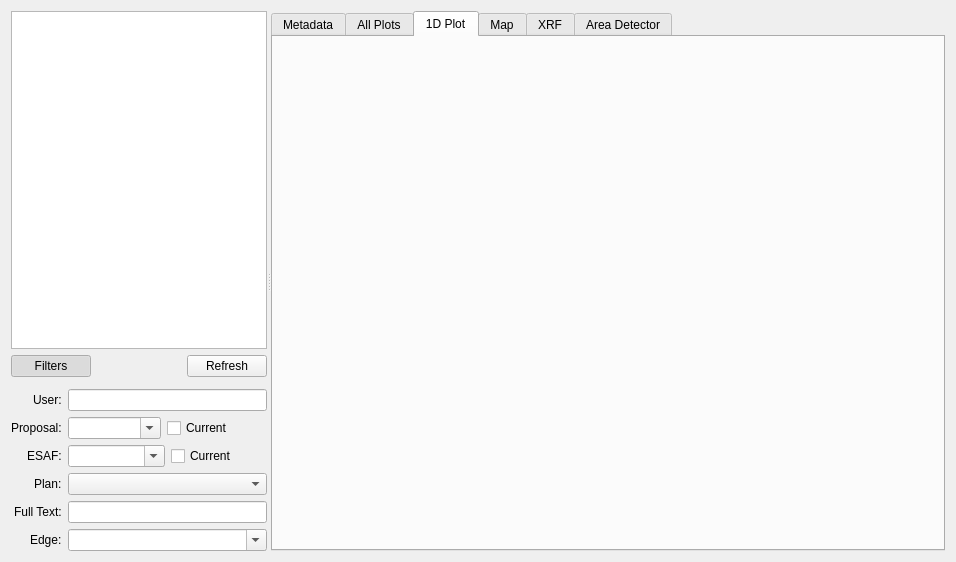
Above: firefly/run_browser.ui from spc-group/haven before the change. Below: the same form after it.
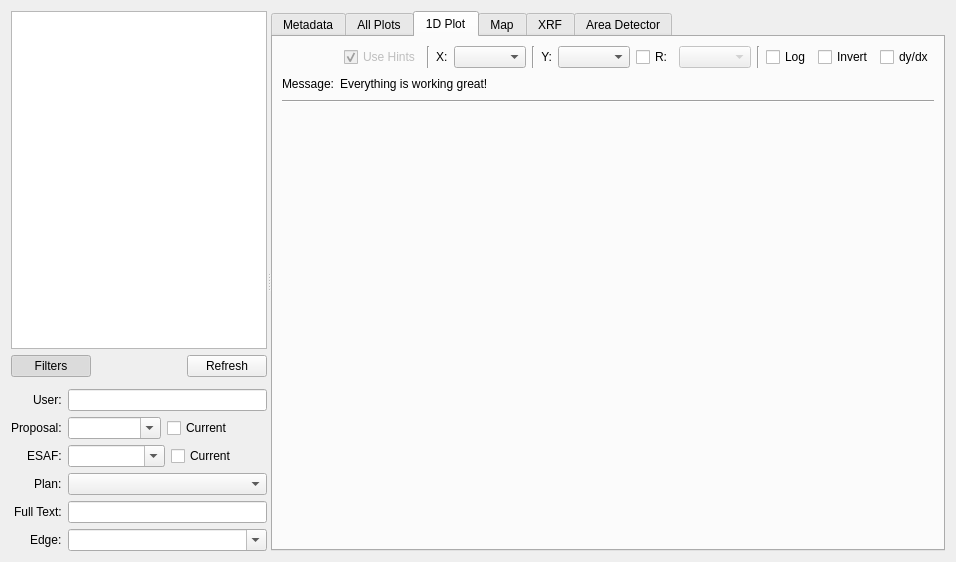
That is the form after the change. The open tabs and pages were chosen to show the change. Custom widgets are drawn as their Qt base class.

Commit message: Added basic 1D plotting capability to the run browser.

Patch:
```diff
--- a/firefly/run_browser.ui
+++ b/firefly/run_browser.ui
@@ -328,11 +328,197 @@
       </widget>
       <widget class="QWidget" name="plot_1d_tab">
        <property name="enabled">
-        <bool>false</bool>
+        <bool>true</bool>
        </property>
        <attribute name="title">
         <string>1D Plot</string>
        </attribute>
+       <layout class="QVBoxLayout" name="verticalLayout_6">
+        <item>
+         <layout class="QHBoxLayout" name="horizontalLayout">
+          <item>
+           <spacer name="horizontalSpacer_2">
+            <property name="orientation">
+             <enum>Qt::Horizontal</enum>
+            </property>
+            <property name="sizeHint" stdset="0">
+             <size>
+              <width>40</width>
+              <height>20</height>
+             </size>
+            </property>
+           </spacer>
+          </item>
+          <item>
+           <widget class="QCheckBox" name="checkBox_2">
+            <property name="enabled">
+             <bool>false</bool>
+            </property>
+            <property name="text">
+             <string>Use Hints</string>
+            </property>
+            <property name="checked">
+             <bool>true</bool>
+            </property>
+           </widget>
+          </item>
+          <item>
+           <widget class="Line" name="line_3">
+            <property name="orientation">
+             <enum>Qt::Vertical</enum>
+            </property>
+           </widget>
+          </item>
+          <item>
+           <layout class="QHBoxLayout" name="horizontalLayout_6">
+            <item>
+             <widget class="QLabel" name="signal_x_label">
+              <property name="text">
+               <string>X:</string>
+              </property>
+             </widget>
+            </item>
+            <item>
+             <widget class="QComboBox" name="signal_x_combobox"/>
+            </item>
+           </layout>
+          </item>
+          <item>
+           <widget class="Line" name="line">
+            <property name="orientation">
+             <enum>Qt::Vertical</enum>
+            </property>
+           </widget>
+          </item>
+          <item>
+           <layout class="QHBoxLayout" name="horizontalLayout_5">
+            <item>
+             <widget class="QLabel" name="label_7">
+              <property name="text">
+               <string>Y:</string>
+              </property>
+              <property name="alignment">
+               <set>Qt::AlignRight|Qt::AlignTrailing|Qt::AlignVCenter</set>
+              </property>
+             </widget>
+            </item>
+            <item>
+             <widget class="QComboBox" name="signal_y_combobox"/>
+            </item>
+           </layout>
+          </item>
+          <item>
+           <layout class="QHBoxLayout" name="horizontalLayout_4">
+            <item>
+             <widget class="QCheckBox" name="signal_r_checkbox">
+              <property name="enabled">
+               <bool>true</bool>
+              </property>
+              <property name="text">
+               <string>R:</string>
+              </property>
+              <property name="checked">
+               <bool>false</bool>
+              </property>
+             </widget>
+            </item>
+            <item>
+             <widget class="QComboBox" name="signal_r_combobox">
+              <property name="enabled">
+               <bool>false</bool>
+              </property>
+             </widget>
+            </item>
+           </layout>
+          </item>
+          <item>
+           <widget class="Line" name="line_2">
+            <property name="orientation">
+             <enum>Qt::Vertical</enum>
+            </property>
+           </widget>
+          </item>
+          <item>
+           <widget class="QCheckBox" name="logarithm_checkbox">
+            <property name="enabled">
+             <bool>true</bool>
+            </property>
+            <property name="text">
+             <string>Log</string>
+            </property>
+           </widget>
+          </item>
+          <item>
+           <widget class="QCheckBox" name="invert_checkbox">
+            <property name="enabled">
+             <bool>true</bool>
+            </property>
+            <property name="text">
+             <string>Invert</string>
+            </property>
+           </widget>
+          </item>
+          <item>
+           <widget class="QCheckBox" name="gradient_checkbox">
+            <property name="enabled">
+             <bool>true</bool>
+            </property>
+            <property name="text">
+             <string>dy/dx</string>
+            </property>
+           </widget>
+          </item>
+         </layout>
+        </item>
+        <item>
+         <layout class="QHBoxLayout" name="horizontalLayout_7">
+          <item>
+           <widget class="QLabel" name="label_9">
+            <property name="text">
+             <string>Message:</string>
+            </property>
+           </widget>
+          </item>
+          <item>
+           <widget class="QLabel" name="plot_1d_message_label">
+            <property name="text">
+             <string>Everything is working great!</string>
+            </property>
+           </widget>
+          </item>
+          <item>
+           <spacer name="horizontalSpacer_3">
+            <property name="orientation">
+             <enum>Qt::Horizontal</enum>
+            </property>
+            <property name="sizeHint" stdset="0">
+             <size>
+              <width>40</width>
+              <height>20</height>
+             </size>
+            </property>
+           </spacer>
+          </item>
+         </layout>
+        </item>
+        <item>
+         <widget class="Line" name="line_4">
+          <property name="orientation">
+           <enum>Qt::Horizontal</enum>
+          </property>
+         </widget>
+        </item>
+        <item>
+         <widget class="PlotWidget" name="plot_1d_view" native="true">
+          <property name="sizePolicy">
+           <sizepolicy hsizetype="Preferred" vsizetype="Expanding">
+            <horstretch>0</horstretch>
+            <verstretch>0</verstretch>
+           </sizepolicy>
+          </property>
+         </widget>
+        </item>
+       </layout>
       </widget>
       <widget class="QWidget" name="map_tab">
        <property name="enabled">
@@ -363,6 +549,14 @@
    </item>
   </layout>
  </widget>
+ <customwidgets>
+  <customwidget>
+   <class>PlotWidget</class>
+   <extends>QWidget</extends>
+   <header>pyqtgraph</header>
+   <container>1</container>
+  </customwidget>
+ </customwidgets>
  <tabstops>
   <tabstop>run_tableview</tabstop>
   <tabstop>filters_button</tabstop>
```
Left out of the diff: 25 changed lines with no effect on the pictures. The commit also changes 7 other files.
